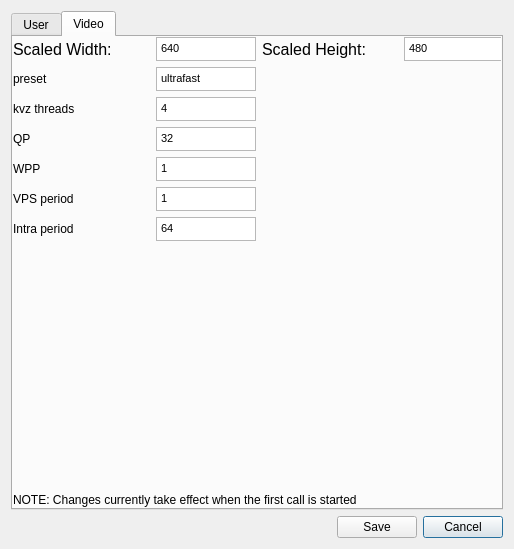
First picture: the form in ui/settings.ui, repository ultravideo/uvgComm, before the edit.
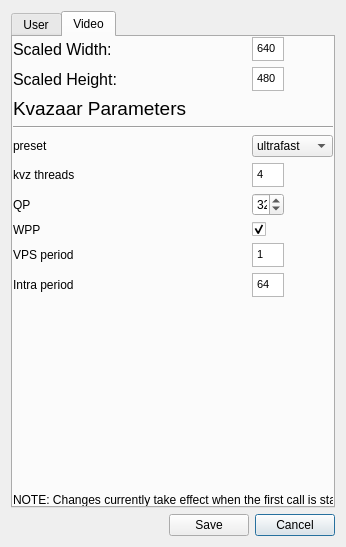
Second picture: the form after the edit. The open tabs and pages were chosen to show the change.

Commit message: Improved on Kvazaar settings view.

The edit to the form file:
```diff
--- a/ui/settings.ui
+++ b/ui/settings.ui
@@ -6,8 +6,8 @@
    <rect>
     <x>0</x>
     <y>0</y>
-    <width>514</width>
-    <height>549</height>
+    <width>346</width>
+    <height>547</height>
    </rect>
   </property>
   <property name="windowTitle">
@@ -169,183 +169,52 @@
         <rect>
          <x>0</x>
          <y>0</y>
-         <width>491</width>
+         <width>320</width>
          <height>451</height>
         </rect>
        </property>
        <layout class="QGridLayout" name="gridLayout_2">
-        <item row="1" column="1">
-         <widget class="QTextEdit" name="preset">
-          <property name="maximumSize">
-           <size>
-            <width>100</width>
-            <height>24</height>
-           </size>
-          </property>
-          <property name="html">
-           <string>&lt;!DOCTYPE HTML PUBLIC &quot;-//W3C//DTD HTML 4.0//EN&quot; &quot;http://www.w3.org/TR/REC-html40/strict.dtd&quot;&gt;
-&lt;html&gt;&lt;head&gt;&lt;meta name=&quot;qrichtext&quot; content=&quot;1&quot; /&gt;&lt;style type=&quot;text/css&quot;&gt;
-p, li { white-space: pre-wrap; }
-&lt;/style&gt;&lt;/head&gt;&lt;body style=&quot; font-family:'MS Shell Dlg 2'; font-size:8.25pt; font-weight:400; font-style:normal;&quot;&gt;
-&lt;p style=&quot; margin-top:0px; margin-bottom:0px; margin-left:0px; margin-right:0px; -qt-block-indent:0; text-indent:0px;&quot;&gt;ultrafast&lt;/p&gt;&lt;/body&gt;&lt;/html&gt;</string>
-          </property>
-         </widget>
-        </item>
-        <item row="2" column="1">
-         <widget class="QTextEdit" name="threads">
-          <property name="maximumSize">
-           <size>
-            <width>100</width>
-            <height>24</height>
-           </size>
-          </property>
-          <property name="html">
-           <string>&lt;!DOCTYPE HTML PUBLIC &quot;-//W3C//DTD HTML 4.0//EN&quot; &quot;http://www.w3.org/TR/REC-html40/strict.dtd&quot;&gt;
-&lt;html&gt;&lt;head&gt;&lt;meta name=&quot;qrichtext&quot; content=&quot;1&quot; /&gt;&lt;style type=&quot;text/css&quot;&gt;
-p, li { white-space: pre-wrap; }
-&lt;/style&gt;&lt;/head&gt;&lt;body style=&quot; font-family:'MS Shell Dlg 2'; font-size:8.25pt; font-weight:400; font-style:normal;&quot;&gt;
-&lt;p style=&quot; margin-top:0px; margin-bottom:0px; margin-left:0px; margin-right:0px; -qt-block-indent:0; text-indent:0px;&quot;&gt;4&lt;/p&gt;&lt;/body&gt;&lt;/html&gt;</string>
-          </property>
-         </widget>
-        </item>
-        <item row="3" column="1">
-         <widget class="QTextEdit" name="qp">
-          <property name="maximumSize">
-           <size>
-            <width>100</width>
-            <height>24</height>
-           </size>
-          </property>
-          <property name="html">
-           <string>&lt;!DOCTYPE HTML PUBLIC &quot;-//W3C//DTD HTML 4.0//EN&quot; &quot;http://www.w3.org/TR/REC-html40/strict.dtd&quot;&gt;
-&lt;html&gt;&lt;head&gt;&lt;meta name=&quot;qrichtext&quot; content=&quot;1&quot; /&gt;&lt;style type=&quot;text/css&quot;&gt;
-p, li { white-space: pre-wrap; }
-&lt;/style&gt;&lt;/head&gt;&lt;body style=&quot; font-family:'MS Shell Dlg 2'; font-size:8.25pt; font-weight:400; font-style:normal;&quot;&gt;
-&lt;p style=&quot; margin-top:0px; margin-bottom:0px; margin-left:0px; margin-right:0px; -qt-block-indent:0; text-indent:0px;&quot;&gt;32&lt;/p&gt;&lt;/body&gt;&lt;/html&gt;</string>
-          </property>
-         </widget>
-        </item>
-        <item row="4" column="1">
-         <widget class="QTextEdit" name="wpp">
-          <property name="maximumSize">
-           <size>
-            <width>100</width>
-            <height>24</height>
-           </size>
-          </property>
-          <property name="html">
-           <string>&lt;!DOCTYPE HTML PUBLIC &quot;-//W3C//DTD HTML 4.0//EN&quot; &quot;http://www.w3.org/TR/REC-html40/strict.dtd&quot;&gt;
-&lt;html&gt;&lt;head&gt;&lt;meta name=&quot;qrichtext&quot; content=&quot;1&quot; /&gt;&lt;style type=&quot;text/css&quot;&gt;
-p, li { white-space: pre-wrap; }
-&lt;/style&gt;&lt;/head&gt;&lt;body style=&quot; font-family:'MS Shell Dlg 2'; font-size:8.25pt; font-weight:400; font-style:normal;&quot;&gt;
-&lt;p style=&quot; margin-top:0px; margin-bottom:0px; margin-left:0px; margin-right:0px; -qt-block-indent:0; text-indent:0px;&quot;&gt;1&lt;/p&gt;&lt;/body&gt;&lt;/html&gt;</string>
-          </property>
-         </widget>
-        </item>
-        <item row="5" column="1">
-         <widget class="QTextEdit" name="vps">
-          <property name="maximumSize">
-           <size>
-            <width>100</width>
-            <height>24</height>
-           </size>
-          </property>
-          <property name="html">
-           <string>&lt;!DOCTYPE HTML PUBLIC &quot;-//W3C//DTD HTML 4.0//EN&quot; &quot;http://www.w3.org/TR/REC-html40/strict.dtd&quot;&gt;
-&lt;html&gt;&lt;head&gt;&lt;meta name=&quot;qrichtext&quot; content=&quot;1&quot; /&gt;&lt;style type=&quot;text/css&quot;&gt;
-p, li { white-space: pre-wrap; }
-&lt;/style&gt;&lt;/head&gt;&lt;body style=&quot; font-family:'MS Shell Dlg 2'; font-size:8.25pt; font-weight:400; font-style:normal;&quot;&gt;
-&lt;p style=&quot; margin-top:0px; margin-bottom:0px; margin-left:0px; margin-right:0px; -qt-block-indent:0; text-indent:0px;&quot;&gt;1&lt;/p&gt;&lt;/body&gt;&lt;/html&gt;</string>
-          </property>
-         </widget>
-        </item>
-        <item row="6" column="1">
-         <widget class="QTextEdit" name="intra">
-          <property name="maximumSize">
-           <size>
-            <width>100</width>
-            <height>24</height>
-           </size>
-          </property>
-          <property name="html">
-           <string>&lt;!DOCTYPE HTML PUBLIC &quot;-//W3C//DTD HTML 4.0//EN&quot; &quot;http://www.w3.org/TR/REC-html40/strict.dtd&quot;&gt;
-&lt;html&gt;&lt;head&gt;&lt;meta name=&quot;qrichtext&quot; content=&quot;1&quot; /&gt;&lt;style type=&quot;text/css&quot;&gt;
-p, li { white-space: pre-wrap; }
-&lt;/style&gt;&lt;/head&gt;&lt;body style=&quot; font-family:'MS Shell Dlg 2'; font-size:8.25pt; font-weight:400; font-style:normal;&quot;&gt;
-&lt;p style=&quot; margin-top:0px; margin-bottom:0px; margin-left:0px; margin-right:0px; -qt-block-indent:0; text-indent:0px;&quot;&gt;64&lt;/p&gt;&lt;/body&gt;&lt;/html&gt;</string>
-          </property>
-         </widget>
-        </item>
-        <item row="0" column="1">
-         <widget class="QTextEdit" name="scaled_width">
-          <property name="maximumSize">
-           <size>
-            <width>100</width>
-            <height>24</height>
-           </size>
-          </property>
-          <property name="html">
-           <string>&lt;!DOCTYPE HTML PUBLIC &quot;-//W3C//DTD HTML 4.0//EN&quot; &quot;http://www.w3.org/TR/REC-html40/strict.dtd&quot;&gt;
-&lt;html&gt;&lt;head&gt;&lt;meta name=&quot;qrichtext&quot; content=&quot;1&quot; /&gt;&lt;style type=&quot;text/css&quot;&gt;
-p, li { white-space: pre-wrap; }
-&lt;/style&gt;&lt;/head&gt;&lt;body style=&quot; font-family:'MS Shell Dlg 2'; font-size:8.25pt; font-weight:400; font-style:normal;&quot;&gt;
-&lt;p style=&quot; margin-top:0px; margin-bottom:0px; margin-left:0px; margin-right:0px; -qt-block-indent:0; text-indent:0px;&quot;&gt;640&lt;/p&gt;&lt;/body&gt;&lt;/html&gt;</string>
-          </property>
-         </widget>
-        </item>
-        <item row="0" column="3">
-         <widget class="QTextEdit" name="scaled_height">
-          <property name="maximumSize">
-           <size>
-            <width>100</width>
-            <height>24</height>
-           </size>
-          </property>
-          <property name="html">
-           <string>&lt;!DOCTYPE HTML PUBLIC &quot;-//W3C//DTD HTML 4.0//EN&quot; &quot;http://www.w3.org/TR/REC-html40/strict.dtd&quot;&gt;
-&lt;html&gt;&lt;head&gt;&lt;meta name=&quot;qrichtext&quot; content=&quot;1&quot; /&gt;&lt;style type=&quot;text/css&quot;&gt;
-p, li { white-space: pre-wrap; }
-&lt;/style&gt;&lt;/head&gt;&lt;body style=&quot; font-family:'MS Shell Dlg 2'; font-size:8.25pt; font-weight:400; font-style:normal;&quot;&gt;
-&lt;p style=&quot; margin-top:0px; margin-bottom:0px; margin-left:0px; margin-right:0px; -qt-block-indent:0; text-indent:0px;&quot;&gt;480&lt;/p&gt;&lt;/body&gt;&lt;/html&gt;</string>
-          </property>
-         </widget>
-        </item>
-        <item row="5" column="0">
-         <widget class="QLabel" name="VPS">
-          <property name="text">
-           <string>VPS period</string>
-          </property>
-         </widget>
-        </item>
-        <item row="2" column="0">
-         <widget class="QLabel" name="Threads">
-          <property name="text">
-           <string>kvz threads</string>
-          </property>
-         </widget>
-        </item>
-        <item row="3" column="0">
-         <widget class="QLabel" name="QP">
-          <property name="text">
-           <string>QP</string>
-          </property>
-         </widget>
-        </item>
-        <item row="4" column="0">
+        <item row="8" column="0">
          <widget class="QLabel" name="WPP">
           <property name="text">
            <string>WPP</string>
           </property>
          </widget>
         </item>
-        <item row="1" column="0">
-         <widget class="QLabel" name="Preset">
+        <item row="6" column="0">
+         <widget class="QLabel" name="Threads">
           <property name="text">
-           <string>preset</string>
+           <string>kvz threads</string>
           </property>
          </widget>
         </item>
-        <item row="0" column="2">
+        <item row="4" column="0" colspan="2">
+         <widget class="Line" name="line">
+          <property name="orientation">
+           <enum>Qt::Horizontal</enum>
+          </property>
+         </widget>
+        </item>
+        <item row="7" column="1">
+         <widget class="QSpinBox" name="qp">
+          <property name="maximumSize">
+           <size>
+            <width>32</width>
+            <height>24</height>
+           </size>
+          </property>
+          <property name="toolTip">
+           <string>&lt;html&gt;&lt;head/&gt;&lt;body&gt;&lt;p&gt;Quantization parameter&lt;/p&gt;&lt;/body&gt;&lt;/html&gt;</string>
+          </property>
+          <property name="maximum">
+           <number>51</number>
+          </property>
+          <property name="value">
+           <number>32</number>
+          </property>
+         </widget>
+        </item>
+        <item row="1" column="0">
          <widget class="QLabel" name="ScaledHeight">
           <property name="font">
            <font>
@@ -357,6 +226,43 @@
           </property>
          </widget>
         </item>
+        <item row="7" column="0">
+         <widget class="QLabel" name="QP">
+          <property name="text">
+           <string>QP</string>
+          </property>
+         </widget>
+        </item>
+        <item row="11" column="1">
+         <spacer name="verticalSpacer">
+          <property name="orientation">
+           <enum>Qt::Vertical</enum>
+          </property>
+          <property name="sizeHint" stdset="0">
+           <size>
+            <width>20</width>
+            <height>28</height>
+           </size>
+          </property>
+         </spacer>
+        </item>
+        <item row="9" column="1">
+         <widget class="QTextEdit" name="vps">
+          <property name="maximumSize">
+           <size>
+            <width>32</width>
+            <height>24</height>
+           </size>
+          </property>
+          <property name="html">
+           <string>&lt;!DOCTYPE HTML PUBLIC &quot;-//W3C//DTD HTML 4.0//EN&quot; &quot;http://www.w3.org/TR/REC-html40/strict.dtd&quot;&gt;
+&lt;html&gt;&lt;head&gt;&lt;meta name=&quot;qrichtext&quot; content=&quot;1&quot; /&gt;&lt;style type=&quot;text/css&quot;&gt;
+p, li { white-space: pre-wrap; }
+&lt;/style&gt;&lt;/head&gt;&lt;body style=&quot; font-family:'MS Shell Dlg 2'; font-size:8.25pt; font-weight:400; font-style:normal;&quot;&gt;
+&lt;p style=&quot; margin-top:0px; margin-bottom:0px; margin-left:0px; margin-right:0px; -qt-block-indent:0; text-indent:0px;&quot;&gt;1&lt;/p&gt;&lt;/body&gt;&lt;/html&gt;</string>
+          </property>
+         </widget>
+        </item>
         <item row="0" column="0">
          <widget class="QLabel" name="ScaledWidth">
           <property name="font">
@@ -369,25 +275,189 @@
           </property>
          </widget>
         </item>
-        <item row="6" column="0">
+        <item row="5" column="1">
+         <widget class="QComboBox" name="preset">
+          <property name="maximumSize">
+           <size>
+            <width>100</width>
+            <height>16777215</height>
+           </size>
+          </property>
+          <item>
+           <property name="text">
+            <string>ultrafast</string>
+           </property>
+          </item>
+          <item>
+           <property name="text">
+            <string>superfast</string>
+           </property>
+          </item>
+          <item>
+           <property name="text">
+            <string>veryfast</string>
+           </property>
+          </item>
+          <item>
+           <property name="text">
+            <string>faster</string>
+           </property>
+          </item>
+          <item>
+           <property name="text">
+            <string>fast</string>
+           </property>
+          </item>
+          <item>
+           <property name="text">
+            <string>medium</string>
+           </property>
+          </item>
+          <item>
+           <property name="text">
+            <string>slow</string>
+           </property>
+          </item>
+          <item>
+           <property name="text">
+            <string>slower</string>
+           </property>
+          </item>
+          <item>
+           <property name="text">
+            <string>veryslow</string>
+           </property>
+          </item>
+          <item>
+           <property name="text">
+            <string>placebo</string>
+           </property>
+          </item>
+          <item>
+           <property name="text">
+            <string/>
+           </property>
+          </item>
+         </widget>
+        </item>
+        <item row="6" column="1">
+         <widget class="QTextEdit" name="threads">
+          <property name="maximumSize">
+           <size>
+            <width>32</width>
+            <height>24</height>
+           </size>
+          </property>
+          <property name="html">
+           <string>&lt;!DOCTYPE HTML PUBLIC &quot;-//W3C//DTD HTML 4.0//EN&quot; &quot;http://www.w3.org/TR/REC-html40/strict.dtd&quot;&gt;
+&lt;html&gt;&lt;head&gt;&lt;meta name=&quot;qrichtext&quot; content=&quot;1&quot; /&gt;&lt;style type=&quot;text/css&quot;&gt;
+p, li { white-space: pre-wrap; }
+&lt;/style&gt;&lt;/head&gt;&lt;body style=&quot; font-family:'MS Shell Dlg 2'; font-size:8.25pt; font-weight:400; font-style:normal;&quot;&gt;
+&lt;p style=&quot; margin-top:0px; margin-bottom:0px; margin-left:0px; margin-right:0px; -qt-block-indent:0; text-indent:0px;&quot;&gt;4&lt;/p&gt;&lt;/body&gt;&lt;/html&gt;</string>
+          </property>
+         </widget>
+        </item>
+        <item row="3" column="0">
+         <widget class="QLabel" name="Kvazaar">
+          <property name="font">
+           <font>
+            <pointsize>14</pointsize>
+            <weight>50</weight>
+            <bold>false</bold>
+           </font>
+          </property>
+          <property name="text">
+           <string>Kvazaar Parameters</string>
+          </property>
+         </widget>
+        </item>
+        <item row="10" column="1">
+         <widget class="QTextEdit" name="intra">
+          <property name="maximumSize">
+           <size>
+            <width>32</width>
+            <height>24</height>
+           </size>
+          </property>
+          <property name="html">
+           <string>&lt;!DOCTYPE HTML PUBLIC &quot;-//W3C//DTD HTML 4.0//EN&quot; &quot;http://www.w3.org/TR/REC-html40/strict.dtd&quot;&gt;
+&lt;html&gt;&lt;head&gt;&lt;meta name=&quot;qrichtext&quot; content=&quot;1&quot; /&gt;&lt;style type=&quot;text/css&quot;&gt;
+p, li { white-space: pre-wrap; }
+&lt;/style&gt;&lt;/head&gt;&lt;body style=&quot; font-family:'MS Shell Dlg 2'; font-size:8.25pt; font-weight:400; font-style:normal;&quot;&gt;
+&lt;p style=&quot; margin-top:0px; margin-bottom:0px; margin-left:0px; margin-right:0px; -qt-block-indent:0; text-indent:0px;&quot;&gt;64&lt;/p&gt;&lt;/body&gt;&lt;/html&gt;</string>
+          </property>
+         </widget>
+        </item>
+        <item row="8" column="1">
+         <widget class="QCheckBox" name="wpp">
+          <property name="toolTip">
+           <string>&lt;html&gt;&lt;head/&gt;&lt;body&gt;&lt;p&gt;Wavefront Parallel Processing&lt;/p&gt;&lt;/body&gt;&lt;/html&gt;</string>
+          </property>
+          <property name="text">
+           <string/>
+          </property>
+          <property name="checked">
+           <bool>true</bool>
+          </property>
+          <property name="tristate">
+           <bool>false</bool>
+          </property>
+         </widget>
+        </item>
+        <item row="9" column="0">
+         <widget class="QLabel" name="VPS">
+          <property name="text">
+           <string>VPS period</string>
+          </property>
+         </widget>
+        </item>
+        <item row="10" column="0">
          <widget class="QLabel" name="Intra">
           <property name="text">
            <string>Intra period</string>
           </property>
          </widget>
         </item>
-        <item row="7" column="2">
-         <spacer name="verticalSpacer">
-          <property name="orientation">
-           <enum>Qt::Vertical</enum>
+        <item row="5" column="0">
+         <widget class="QLabel" name="Preset">
+          <property name="text">
+           <string>preset</string>
           </property>
-          <property name="sizeHint" stdset="0">
+         </widget>
+        </item>
+        <item row="1" column="1">
+         <widget class="QTextEdit" name="scaled_height">
+          <property name="maximumSize">
            <size>
-            <width>20</width>
-            <height>28</height>
+            <width>32</width>
+            <height>24</height>
            </size>
           </property>
-         </spacer>
+          <property name="html">
+           <string>&lt;!DOCTYPE HTML PUBLIC &quot;-//W3C//DTD HTML 4.0//EN&quot; &quot;http://www.w3.org/TR/REC-html40/strict.dtd&quot;&gt;
+&lt;html&gt;&lt;head&gt;&lt;meta name=&quot;qrichtext&quot; content=&quot;1&quot; /&gt;&lt;style type=&quot;text/css&quot;&gt;
+p, li { white-space: pre-wrap; }
+&lt;/style&gt;&lt;/head&gt;&lt;body style=&quot; font-family:'MS Shell Dlg 2'; font-size:8.25pt; font-weight:400; font-style:normal;&quot;&gt;
+&lt;p style=&quot; margin-top:0px; margin-bottom:0px; margin-left:0px; margin-right:0px; -qt-block-indent:0; text-indent:0px;&quot;&gt;480&lt;/p&gt;&lt;/body&gt;&lt;/html&gt;</string>
+          </property>
+         </widget>
+        </item>
+        <item row="0" column="1">
+         <widget class="QTextEdit" name="scaled_width">
+          <property name="maximumSize">
+           <size>
+            <width>32</width>
+            <height>24</height>
+           </size>
+          </property>
+          <property name="html">
+           <string>&lt;!DOCTYPE HTML PUBLIC &quot;-//W3C//DTD HTML 4.0//EN&quot; &quot;http://www.w3.org/TR/REC-html40/strict.dtd&quot;&gt;
+&lt;html&gt;&lt;head&gt;&lt;meta name=&quot;qrichtext&quot; content=&quot;1&quot; /&gt;&lt;style type=&quot;text/css&quot;&gt;
+p, li { white-space: pre-wrap; }
+&lt;/style&gt;&lt;/head&gt;&lt;body style=&quot; font-family:'MS Shell Dlg 2'; font-size:8.25pt; font-weight:400; font-style:normal;&quot;&gt;
+&lt;p style=&quot; margin-top:0px; margin-bottom:0px; margin-left:0px; margin-right:0px; -qt-block-indent:0; text-indent:0px;&quot;&gt;640&lt;/p&gt;&lt;/body&gt;&lt;/html&gt;</string>
+          </property>
+         </widget>
         </item>
        </layout>
       </widget>
```
Left out of the diff: 2 changed lines with no effect on the pictures. The commit also changes 2 other files.
